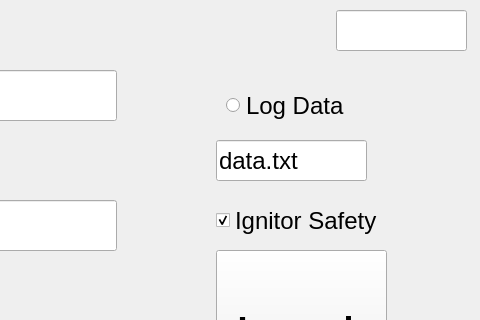
This is IcarusGUI.ui in cody1155/testblockGUI as Qt 5 draws it before an edit; both pictures show x 524 to 1004 and y 0 to 320 of the 1004 by 585 pixel window. The edited form follows.
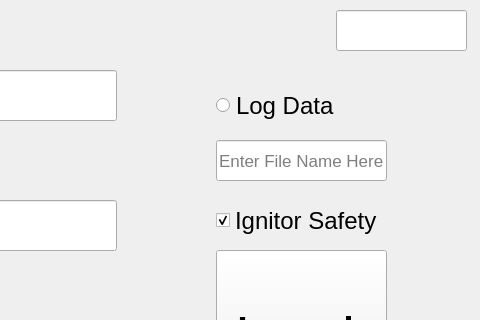
This is the edited form. Icons and pictures are not drawn.

Commit message: added data to gui and data logging

The edit to the form file:
```diff
--- a/IcarusGUI.ui
+++ b/IcarusGUI.ui
@@ -148,7 +148,7 @@
    <widget class="QRadioButton" name="logdataRadio">
     <property name="geometry">
      <rect>
-      <x>750</x>
+      <x>740</x>
       <y>80</y>
       <width>131</width>
       <height>51</height>
@@ -171,17 +171,25 @@
      <rect>
       <x>740</x>
       <y>140</y>
-      <width>151</width>
+      <width>171</width>
       <height>41</height>
      </rect>
     </property>
     <property name="font">
      <font>
-      <pointsize>18</pointsize>
+      <pointsize>13</pointsize>
+      <underline>false</underline>
+      <strikeout>false</strikeout>
      </font>
     </property>
     <property name="text">
-     <string>data.txt</string>
+     <string/>
+    </property>
+    <property name="frame">
+     <bool>true</bool>
+    </property>
+    <property name="placeholderText">
+     <string>Enter File Name Here</string>
     </property>
    </widget>
    <widget class="QLCDNumber" name="batteryLCD">
```
Left out of the diff: 6 changed lines with no effect on the pictures. The commit also changes 1 other file.
